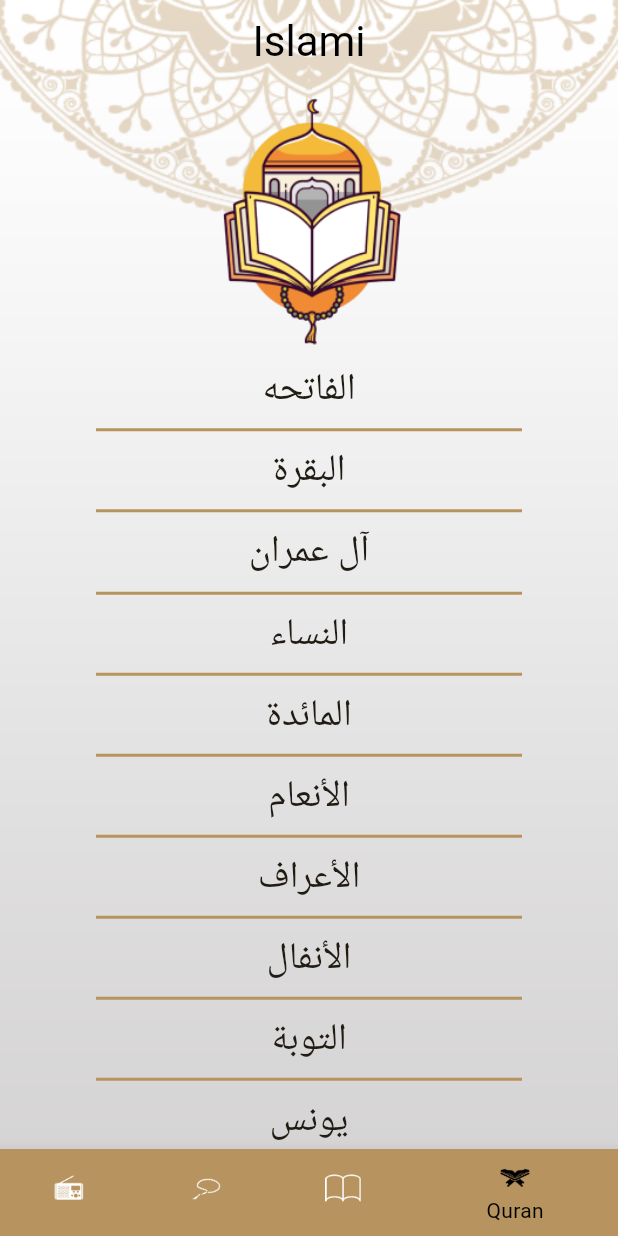
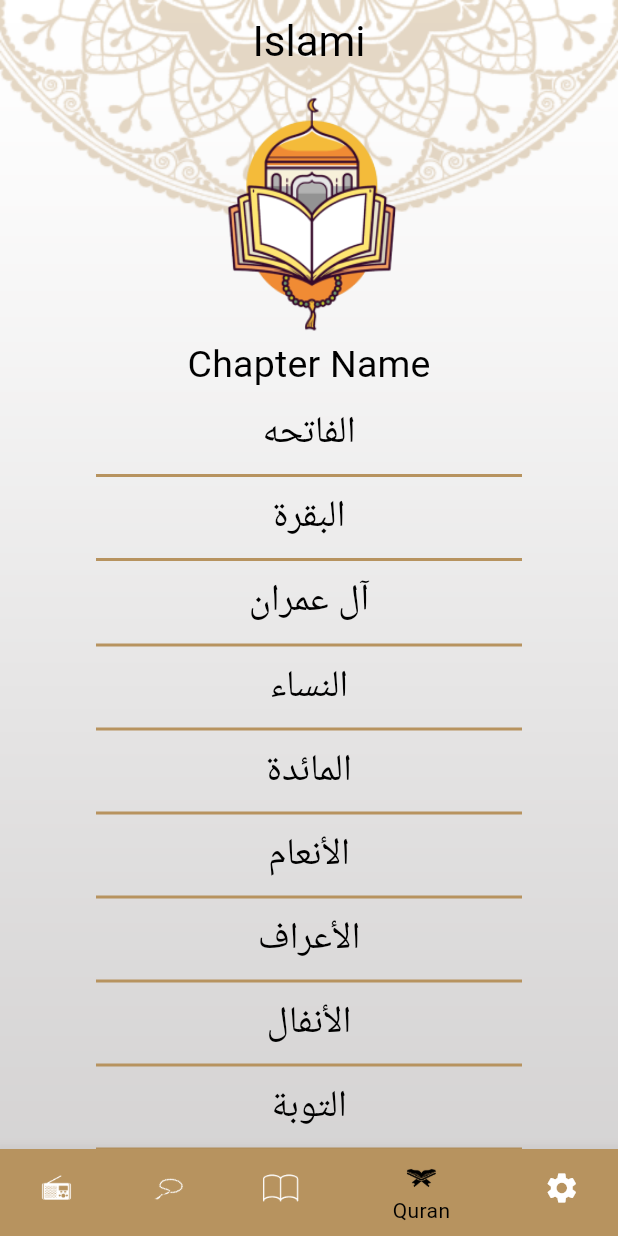
Before and after one commit to mahmoudash7/Islami-App, a Flutter app: the screen it shows after launch, item 4 of the bottom bar chosen, on a phone screen of 412 x 824 dp. Run offline on Flutter 3.47's test engine with Material 3 defaults, Android fonts, the phone set to English and light mode, and no system bars.

Commit message:
+ settings tab + light / dark themes

```diff
--- a/lib/UI/Chapter Details/VerseWidget.dart
+++ b/lib/UI/Chapter Details/VerseWidget.dart
@@ -15,9 +15,7 @@ class VerseWidget extends StatelessWidget {
           " $content {${index + 1}}",
           textDirection: TextDirection.rtl,
           textAlign: TextAlign.center,
-          style: TextStyle(
-            fontSize: 20,
-          ),
+          style: Theme.of(context).textTheme.bodyMedium,
         ));
   }
 }
--- a/lib/UI/Home/HomeScreen.dart
+++ b/lib/UI/Home/HomeScreen.dart
@@ -1,8 +1,10 @@
 import 'package:flutter/material.dart';
+import 'package:islami_app/UI/Home/Settings/settingsTab.dart';
 import 'package:islami_app/UI/Home/hadeth/HadethTab.dart';
 import 'package:islami_app/UI/Home/quran/QuranTab.dart';
 import 'package:islami_app/UI/Home/radio/RadioTab.dart';
 import 'package:islami_app/UI/Home/tasbeeh/TasbehTab.dart';
+import 'package:islami_app/UI/myThemeData.dart';
 
 class HomeScreen extends StatefulWidget {
   static const String routeName = 'home screen';
@@ -17,9 +19,11 @@ class _HomeScreenState extends State<HomeScreen> {
   @override
   Widget build(BuildContext context) {
     return Container(
-      decoration: const BoxDecoration(
+      decoration: BoxDecoration(
           image: DecorationImage(
-              image: AssetImage('assets/images/main_background.png'),
+              image: AssetImage(MyThemeData.isDarkEnabled
+                  ? 'assets/images/dark_background.png'
+                  : 'assets/images/main_background.png'),
               fit: BoxFit.fill)),
       child: Scaffold(
         appBar: AppBar(
@@ -49,6 +53,10 @@ class _HomeScreenState extends State<HomeScreen> {
                 backgroundColor: Theme.of(context).primaryColor,
                 icon: ImageIcon(AssetImage('assets/images/quran.png')),
                 label: 'Quran'),
+            BottomNavigationBarItem(
+                backgroundColor: Theme.of(context).primaryColor,
+                icon: Icon(Icons.settings),
+                label: 'Settings'),
           ],
         ),
         body: tabs[selectedTabIndex],
@@ -61,5 +69,6 @@ class _HomeScreenState extends State<HomeScreen> {
     TasbeehTab(),
     HadethTab(),
     QuranTab(),
+    SettingsTab()
   ];
 }
--- a/lib/UI/Home/hadeth/HadethTab.dart
+++ b/lib/UI/Home/hadeth/HadethTab.dart
@@ -31,7 +31,7 @@ class _HadethTabState extends State<HadethTab> {
             child: Text(
               'Hadeth',
               textAlign: TextAlign.center,
-              style: TextStyle(fontSize: 24),
+              style: Theme.of(context).textTheme.titleMedium,
             )),
         Expanded(
             flex: 3,
@@ -44,9 +44,9 @@ class _HadethTabState extends State<HadethTab> {
                       );
                     },
                     separatorBuilder: (context, index) => Container(
-                          width: double.infinity,
+                      width: double.infinity,
                           height: 2,
-                          color: Theme.of(context).primaryColor,
+                          color: Theme.of(context).dividerColor,
                           margin: EdgeInsets.symmetric(horizontal: 64),
                         ),
                     itemCount: allAhadeth.length))
--- a/lib/UI/Home/hadeth/HadethTitleWidget.dart
+++ b/lib/UI/Home/hadeth/HadethTitleWidget.dart
@@ -20,10 +20,7 @@ class HadethTitleWidget extends StatelessWidget {
           padding: EdgeInsets.all(8),
           child: Text(
             hadeth.title,
-            style: TextStyle(
-              fontSize: 25,
-            ),
-          )),
+            style: Theme.of(context).textTheme.titleMedium)),
     );
   }
 }
--- a/lib/UI/Home/quran/ChapterTitleWidget.dart
+++ b/lib/UI/Home/quran/ChapterTitleWidget.dart
@@ -19,9 +19,7 @@ class ChapterTitleWidget extends StatelessWidget {
           padding: EdgeInsets.all(8),
           child: Text(
             title,
-            style: TextStyle(
-              fontSize: 25,
-            ),
+            style: Theme.of(context).textTheme.titleMedium,
           )),
     );
   }
--- a/lib/UI/Home/quran/QuranTab.dart
+++ b/lib/UI/Home/quran/QuranTab.dart
@@ -128,6 +128,10 @@ class QuranTab extends StatelessWidget {
             child: Image.asset(
               'assets/images/Quran_header_img.png',
             )),
+        Text(
+          'Chapter Name',
+          style: Theme.of(context).textTheme.titleMedium,
+        ),
         Expanded(
           flex: 3,
           child: ListView.separated(
@@ -137,7 +141,7 @@ class QuranTab extends StatelessWidget {
               separatorBuilder: (context, index) => Container(
                     width: double.infinity,
                     height: 2,
-                    color: Theme.of(context).primaryColor,
+                    color: Theme.of(context).dividerColor,
                     margin: EdgeInsets.symmetric(horizontal: 64),
                   ),
               itemCount: names.length),
--- /dev/null
+++ b/lib/UI/myThemeData.dart
@@ -0,0 +1,80 @@
+import 'package:flutter/material.dart';
+
+class MyThemeData {
+  static const Color lightPrimary = Color(0xFFB7935F);
+  static const Color darkPrimary = Color(0xFF141A2E);
+  static const Color darkSecondary = Color(0xFFFACC1D);
+  static bool isDarkEnabled = false;
+  static ThemeData lightTheme = ThemeData(
+      textTheme: const TextTheme(
+          headlineSmall: TextStyle(
+              fontSize: 25, fontWeight: FontWeight.w600, color: Colors.black),
+          titleMedium: TextStyle(
+              fontSize: 25, fontWeight: FontWeight.w400, color: Colors.black),
+          bodyMedium: TextStyle(
+              fontSize: 20, fontWeight: FontWeight.w400, color: Colors.black)),
+      cardColor: Colors.white,
+      cardTheme: CardTheme(
+        color: Colors.white,
+        surfaceTintColor: Colors.white,
+        elevation: 18,
+        shape: RoundedRectangleBorder(borderRadius: BorderRadius.circular(18)),
+      ),
+      appBarTheme: const AppBarTheme(
+          backgroundColor: Colors.transparent,
+          titleTextStyle: TextStyle(color: Colors.black, fontSize: 28),
+          centerTitle: true),
+      scaffoldBackgroundColor: Colors.transparent,
+      bottomNavigationBarTheme: BottomNavigationBarThemeData(
+          selectedItemColor: Colors.black,
+          unselectedItemColor: Colors.white,
+          selectedIconTheme: IconThemeData(size: 24)),
+      colorScheme: ColorScheme.fromSeed(
+          seedColor: Color(0xFFB7935F),
+          primary: Color(0xFFB7935F),
+          secondary: Color(0xFFB7935F),
+          onPrimary: Colors.white,
+          onSecondary: Colors.black,
+          background: Colors.white),
+      useMaterial3: true,
+      dividerColor: lightPrimary,
+      bottomSheetTheme:
+          const BottomSheetThemeData(backgroundColor: Colors.white));
+  static ThemeData DarkTheme = ThemeData(
+      textTheme: const TextTheme(
+          headlineSmall: TextStyle(
+              fontSize: 25, fontWeight: FontWeight.w600, color: Colors.white),
+          titleMedium: TextStyle(
+              fontSize: 25, fontWeight: FontWeight.w400, color: Colors.white),
+          bodyMedium: TextStyle(
+              fontSize: 20, fontWeight: FontWeight.w400, color: Colors.white)),
+      cardColor: Colors.white,
+      cardTheme: CardTheme(
+        color: darkPrimary,
+        surfaceTintColor: Colors.transparent,
+        elevation: 18,
+        shape: RoundedRectangleBorder(borderRadius: BorderRadius.circular(18)),
+      ),
+      appBarTheme: const AppBarTheme(
+          backgroundColor: Colors.transparent,
+          titleTextStyle: TextStyle(color: Colors.white, fontSize: 28),
+          centerTitle: true,
+          iconTheme: IconThemeData(color: Colors.white)),
+      scaffoldBackgroundColor: Colors.transparent,
+      bottomNavigationBarTheme: BottomNavigationBarThemeData(
+          selectedItemColor: darkSecondary,
+          unselectedItemColor: Colors.white,
+          selectedIconTheme: IconThemeData(size: 24)),
+      colorScheme: ColorScheme.fromSeed(
+          seedColor: darkPrimary,
+          primary: darkPrimary,
+          secondary: darkSecondary,
+          onPrimary: Colors.white,
+          onSecondary: Colors.white,
+          background: darkPrimary),
+      useMaterial3: true,
+      dividerColor: darkSecondary,
+      bottomSheetTheme: const BottomSheetThemeData(
+        backgroundColor: darkPrimary,
+      ));
+}
--- a/lib/main.dart
+++ b/lib/main.dart
@@ -1,10 +1,13 @@
 import 'package:flutter/material.dart';
+import 'package:flutter/rendering.dart';
 import 'package:islami_app/UI/Chapter%20Details/ChapterDetailsScreen.dart';
 import 'package:islami_app/UI/Hadeth%20Detials/HadethDetailsScreen.dart';
 import 'package:islami_app/UI/Home/HomeScreen.dart';
 import 'package:islami_app/UI/Splash%20Screen/splash_screen.dart';
+import 'package:islami_app/UI/myThemeData.dart';
 
 void main() {
+  debugPaintSizeEnabled = false;
   runApp(myApplication());
 }
 
@@ -12,33 +15,9 @@ class myApplication extends StatelessWidget {
   @override
   Widget build(BuildContext context) {
     return MaterialApp(
-      theme: ThemeData(
-        cardColor: Colors.white,
-        cardTheme: CardTheme(
-          color: Colors.white,
-          surfaceTintColor: Colors.white,
-          elevation: 18,
-          shape:
-              RoundedRectangleBorder(borderRadius: BorderRadius.circular(18)),
-        ),
-        appBarTheme: const AppBarTheme(
-            backgroundColor: Colors.transparent,
-            titleTextStyle: TextStyle(color: Colors.black, fontSize: 28),
-            centerTitle: true),
-        scaffoldBackgroundColor: Colors.transparent,
-        bottomNavigationBarTheme: BottomNavigationBarThemeData(
-            selectedItemColor: Colors.black,
-            unselectedItemColor: Colors.white,
-            selectedIconTheme: IconThemeData(size: 24)),
-        colorScheme: ColorScheme.fromSeed(
-          seedColor: Color(0xFFB7935F),
-          primary: Color(0xFFB7935F),
-          secondary: Color(0x87B7935F),
-          onPrimary: Colors.white,
-          onSecondary: Colors.black,
-        ),
-        useMaterial3: true,
-      ),
+      theme: MyThemeData.lightTheme,
+      darkTheme: MyThemeData.DarkTheme,
+      themeMode: ThemeMode.light,
       debugShowCheckedModeBanner: false,
       routes: {
         SplashScreen.routeName: (_) => SplashScreen(),
```
Also changed, not shown: lib/UI/Chapter Details/ChapterDetailsScreen.dart (+6 -3 lines), lib/UI/Hadeth Detials/HadethDetailsScreen.dart (+7 -4 lines), lib/UI/Home/Settings/LanguageBottomSheet.dart (added, +41 -0 lines), lib/UI/Home/Settings/ThemeBottomSheet.dart (added, +44 -0 lines), lib/UI/Home/Settings/settingsTab.dart (added, +78 -0 lines).
